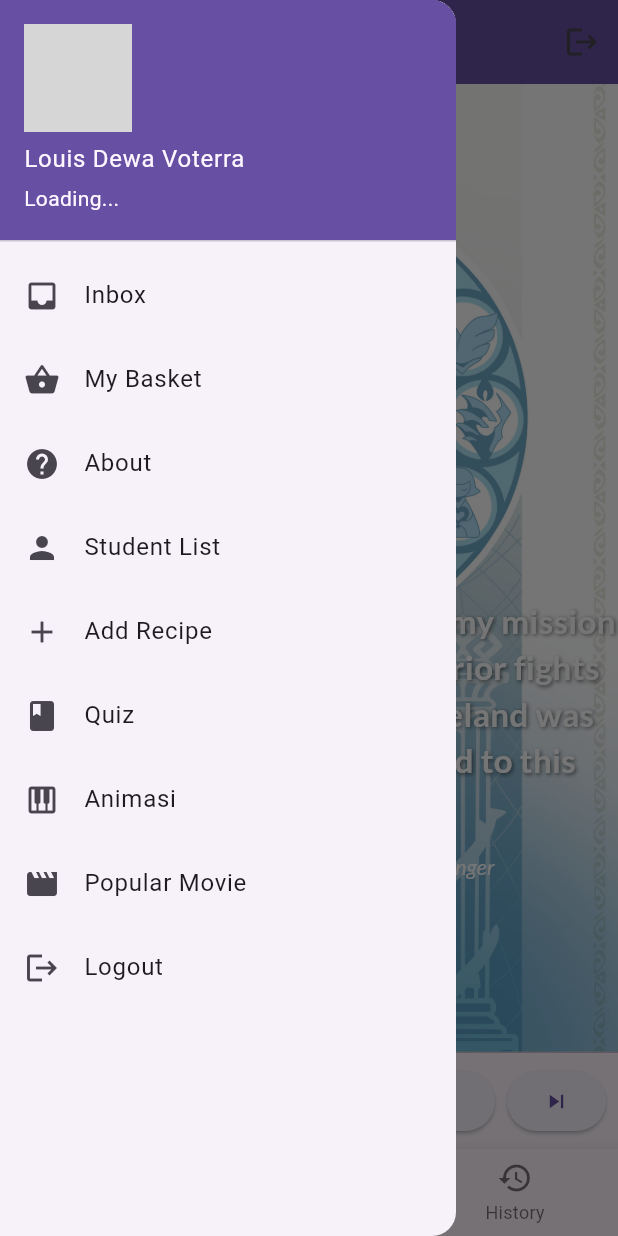
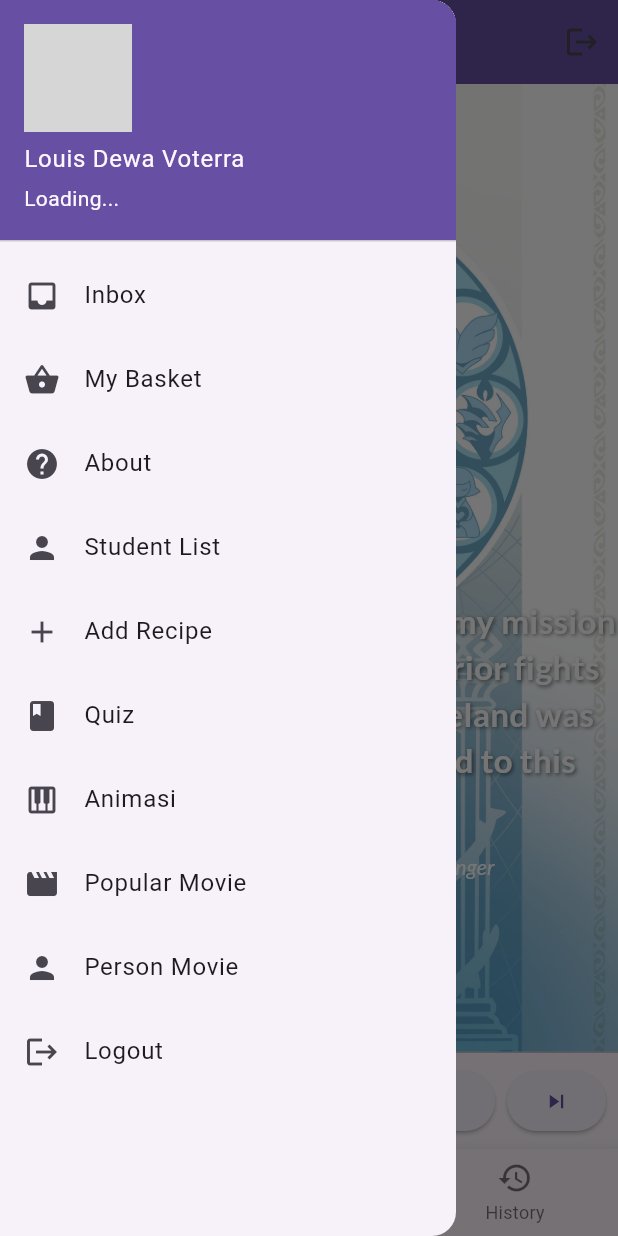
Before and after one commit to LouisVoterra/emergingtech_gasal2425, a Flutter app: the MyHomePage screen opened directly, with the side drawer open, on a phone screen of 412 x 824 dp. Run offline on Flutter 3.47's test engine with Material 3 defaults, Android fonts, the phone set to English and light mode, and no system bars; our stand-ins replace google_fonts, percent_indicator, shared_preferences; accounts and stored records are empty; network calls fail; grey boxes are pictures that could not be loaded.

Commit message:
week 8 sementara

```diff
--- /dev/null
+++ b/lib/class/personmov.dart
@@ -0,0 +1,17 @@
+class PersonMovie{
+  int id;
+  String name;
+
+  PersonMovie({
+    required this.id,
+    required this.name,
+  });
+
+  //method ini buat convert dari json array ke object
+  factory PersonMovie.fromJson(Map<String, dynamic> json){
+    return PersonMovie(
+      id: json['person_id'] as int,
+      name: json['person_name'] as String
+    );
+  }
+}
--- a/lib/main.dart
+++ b/lib/main.dart
@@ -13,6 +13,7 @@
 import 'login.dart';
 import 'animasi.dart';
 import 'popularmovie.dart';
+import 'personmovie.dart';
 
 String active_user = "";
 
@@ -97,6 +98,7 @@
         'login': (context) => MyLogin(),
         'Animasi': (context) => const Animasi(),
         'PopularMovie': (context) => const PopularMovie(),
+        'PersonMovie': (context) => const PersonsMovie(),
       },
       home: const MyHomePage(title: 'Flutter Demo Home Page'),
     );
@@ -209,6 +211,13 @@
               },
             ),
             ListTile(
+              title: const Text("Person Movie"),
+              leading: const Icon(Icons.person),
+              onTap: () {
+                Navigator.pushNamed(context, "PersonMovie");
+              },
+            ),
+            ListTile(
               title: const Text("Logout"),
               leading: const Icon(Icons.logout),
               onTap: () {
--- a/lib/popularmovie.dart
+++ b/lib/popularmovie.dart
@@ -18,7 +18,7 @@ class _PopularMovieState extends State<PopularMovie> {
   //kadang lemot kadang cepet
   Future<String> fetchData() async {
     //await ini intinya nunggu sampai data datang
-    final response = await http.get(Uri.parse("http://localhost/flutterdb/movielist.php"));
+    final response = await http.get(Uri.parse("https://ubaya.cloud/flutter/160422077/movie/movielist.php"));
     if (response.statusCode == 200) {
       return response.body; //retun string, jadi future juga harus string
     } else {
```
Also changed, not shown: lib/personmovie.dart (added, +90 -0 lines).
